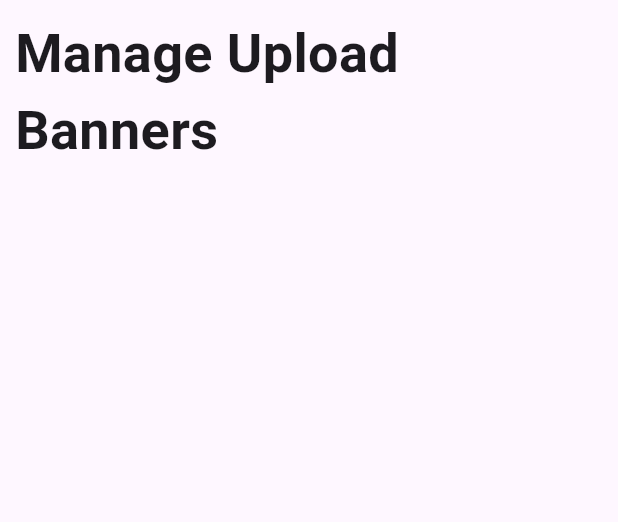
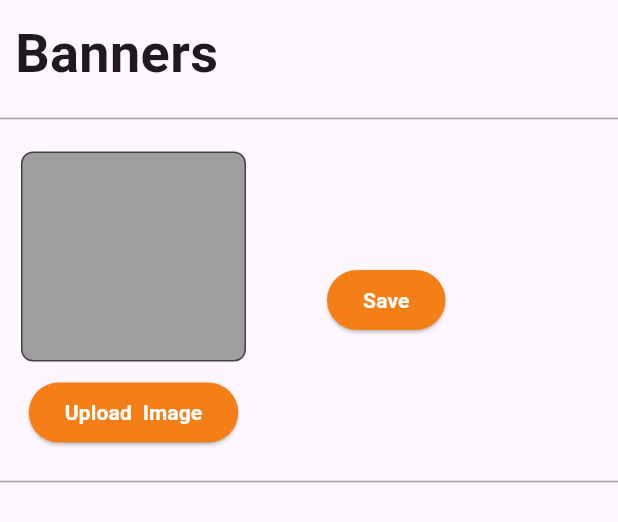
Before and after one commit to Daddy2054/ecomm_admin, a Flutter app: the UploadBannerScreen widget shown alone on an empty page, opened directly, on a phone screen of 412 x 824 dp. Shown: the top 522 px of the screen. Run offline on Flutter 3.47's test engine with Material 3 defaults, Android fonts, the phone set to English and light mode, and no system bars; our stand-ins replace firebase_core; missing offline and left inert: flutter_admin_scaffold; accounts and stored records are empty; statements that could not run were skipped.

Commit message:
34. Start Building

```diff
--- a/lib/views/screens/side_bar_screens/upload_banner_screen.dart
+++ b/lib/views/screens/side_bar_screens/upload_banner_screen.dart
@@ -13,13 +13,88 @@ class UploadBannerScreen extends StatelessWidget {
             alignment: Alignment.topLeft,
             padding: const EdgeInsets.all(10),
             child: const Text(
-              'Manage Upload Banners',
+              'Banners',
               style: TextStyle(
                 fontWeight: FontWeight.w700,
                 fontSize: 36,
               ),
             ),
           ),
+          const Divider(
+            color: Colors.grey,
+          ),
+          Row(
+            children: [
+              Padding(
+                padding: const EdgeInsets.all(14.0),
+                child: Column(
+                  children: [
+                    Container(
+                      height: 140,
+                      width: 150,
+                      decoration: BoxDecoration(
+                        color: Colors.grey.shade500,
+                        border: Border.all(
+                          color: Colors.grey.shade800,
+                        ),
+                        borderRadius: BorderRadius.circular(8),
+                      ),
+                      // child: Center(
+                      //   child: _image != null
+                      //       ? Image.memory(_image)
+                      //       : Text(
+                      //           'Banner Image',
+                      //         ),
+                      // ),
+                    ),
+                    const SizedBox(
+                      height: 10,
+                    ),
+                    ElevatedButton(
+                      style: ElevatedButton.styleFrom(
+                        backgroundColor: Colors.yellow.shade900,
+                      ),
+                      onPressed: () {
+                        // pickImage();
+                      },
+                      child: const Text(
+                        'Upload  Image',
+                        style: TextStyle(
+                          color: Colors.white,
+                          fontWeight: FontWeight.bold,
+                        ),
+                      ),
+                    ),
+                  ],
+                ),
+              ),
+              const SizedBox(
+                width: 20,
+              ),
+              const SizedBox(
+                width: 20,
+              ),
+              ElevatedButton(
+                style: ElevatedButton.styleFrom(
+                  backgroundColor: Colors.yellow.shade900,
+                ),
+                onPressed: () {}, //uploadToFirebase,
+                child: const Text(
+                  'Save',
+                  style: TextStyle(
+                    color: Colors.white,
+                    fontWeight: FontWeight.bold,
+                  ),
+                ),
+              ),
+              const SizedBox(
+                width: 20,
+              )
+            ],
+          ),
+          const Divider(
+            color: Colors.grey,
+          )
         ],
       ),
     );
```
